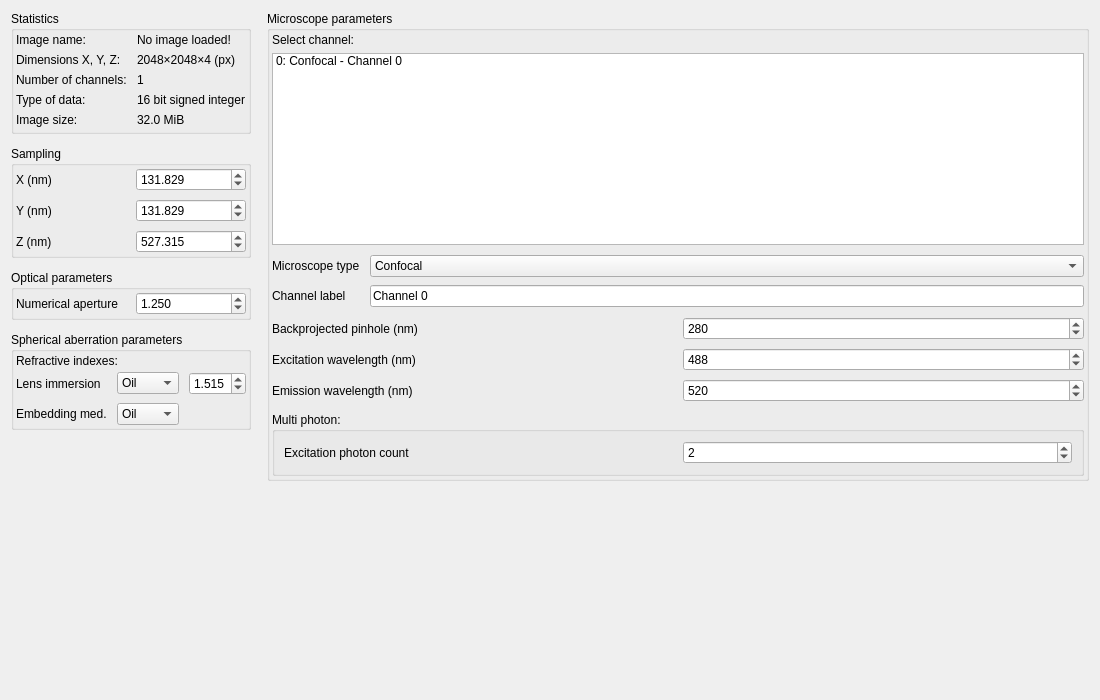
bothlab/omerewriter, file src/microscopeparamswidget.ui: the form before one commit.
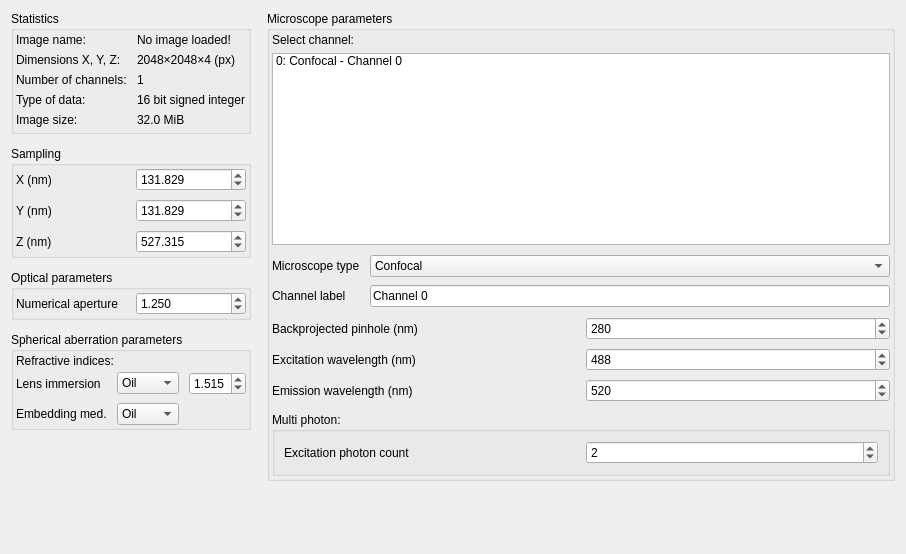
The form after the commit.

Patch:
```diff
--- a/src/microscopeparamswidget.ui
+++ b/src/microscopeparamswidget.ui
@@ -6,8 +6,8 @@
    <rect>
     <x>0</x>
     <y>0</y>
-    <width>1100</width>
-    <height>700</height>
+    <width>906</width>
+    <height>554</height>
    </rect>
   </property>
   <property name="windowTitle">
@@ -286,7 +286,7 @@
         <item>
          <widget class="QLabel" name="lblRefractiveIndexesTitle">
           <property name="text">
-           <string>Refractive indexes:</string>
+           <string>Refractive indices:</string>
           </property>
          </widget>
         </item>
```
Left out of the diff: 2 changed lines with no effect on the pictures.
